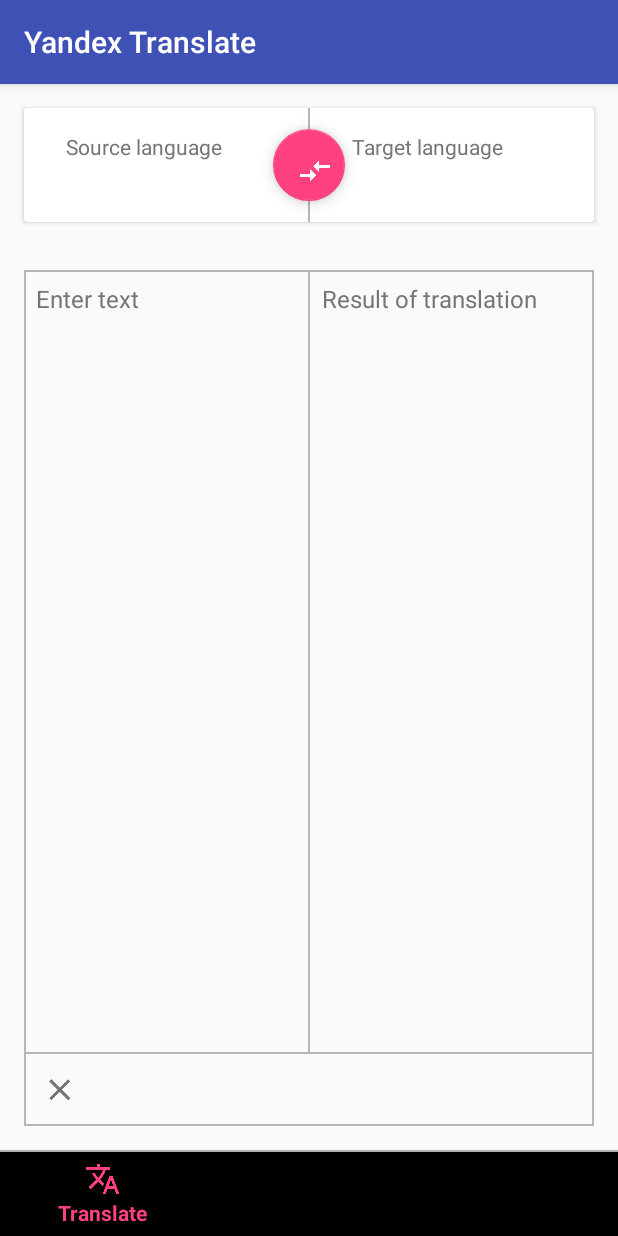
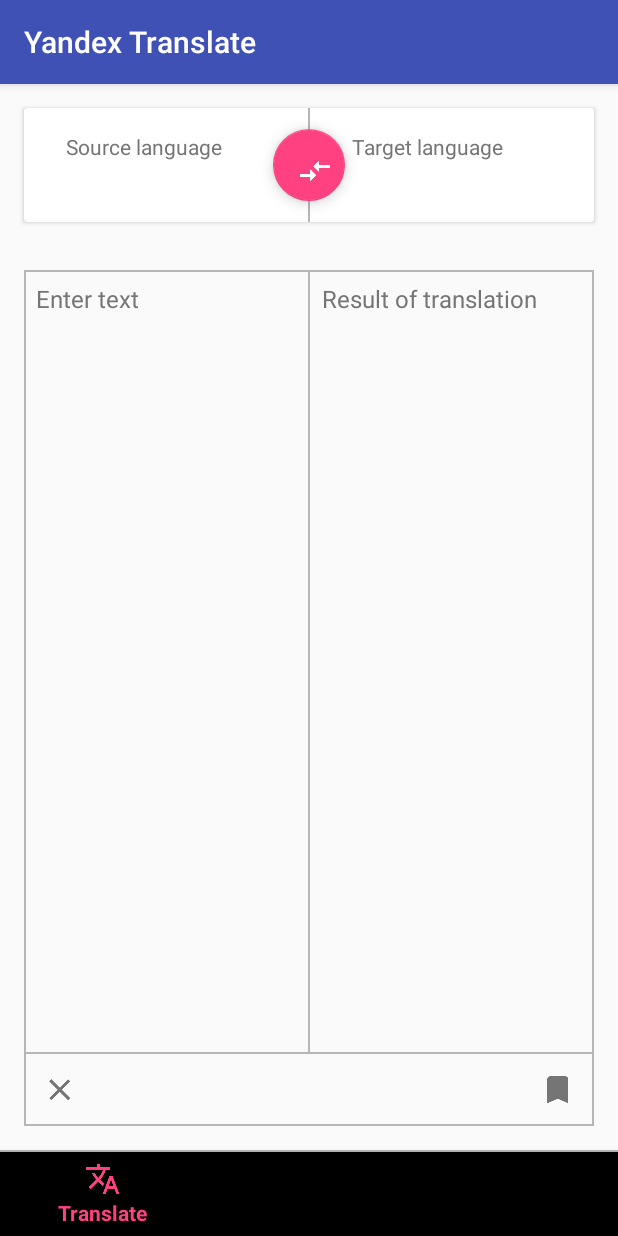
Before and after one commit to SergeiMikevich/yandex_translate, an Android app: the screen it shows after launch (MainActivity), on a phone screen of 412 x 824 dp. Run offline under Robolectric (Android 15) with nearby library versions, the phone set to English and light mode, and no system bars; our stand-ins replace ButterKnife; libraries missing offline, so code that uses them is left out: com.orhanobut.hawk, io.realm, io.realm.rx, retrofit2.adapter.rxjava, rx.android.schedulers and 2 more; 8 statements that could not run were skipped.

```diff
--- a/app/src/main/java/mikes/dept/yandextranslate/repository/DefaultYandexTranslateRepository.java
+++ b/app/src/main/java/mikes/dept/yandextranslate/repository/DefaultYandexTranslateRepository.java
@@ -5,9 +5,12 @@ import android.support.annotation.NonNull;
 import java.util.ArrayList;
 import java.util.List;
 
+import io.realm.Realm;
 import mikes.dept.yandextranslate.api.ApiFactory;
+import mikes.dept.yandextranslate.model.content.History;
 import mikes.dept.yandextranslate.model.content.Language;
 import mikes.dept.yandextranslate.model.response.LanguagesResponseContent;
+import mikes.dept.yandextranslate.model.response.TranslateResponse;
 import rx.Observable;
 
 /**
@@ -33,16 +36,39 @@ public class DefaultYandexTranslateRepository implements YandexTranslateReposito
 
     @Override
     public Observable<String> translate(@NonNull String languageSource, @NonNull String languageTarget, @NonNull String text) {
-        return ApiFactory.getYandexTranslateService()
-                .translate(languageSource + "-" + languageTarget, text)
-                .flatMap(translateResponse -> {
-                    String translateResult = "";
-                    for(String translate : translateResponse.getText()) {
-                        translateResult += translate;
+        String language = languageSource + "-" + languageTarget;
+        return Observable.just(0)
+                .flatMap(integer -> {
+                    History history = Realm.getDefaultInstance().where(History.class)
+                            .equalTo(History.FIELD_SOURCE, text)
+                            .equalTo(History.FIELD_LANGUAGE, language)
+                            .findFirst();
+                    if(history != null) {
+                        return Observable.just(history.getTextTarget());
                     }
-                    return Observable.just(translateResult);
+                    else {
+                        return ApiFactory.getYandexTranslateService()
+                                .translate(language, text)
+                                .flatMap(translateResponse -> {
+                                    String translateResultText = getTranslateResultText(translateResponse);
+                                    saveResult(text, translateResultText, language);
+                                    return Observable.just(translateResultText);
+                                });
+                    }
                 })
                 .onErrorResumeNext(Observable::error);
     }
 
+    private String getTranslateResultText(TranslateResponse translateResponse) {
+        String translateResultText = "";
+        for(String translate : translateResponse.getText()) {
+            translateResultText += translate;
+        }
+        return translateResultText;
+    }
+
+    private void saveResult(String textSource, String textTarget, String language) {
+        Realm.getDefaultInstance().executeTransaction(realm -> realm.insert(new History(textSource, textTarget, language)));
+    }
+
 }
--- a/app/src/main/java/mikes/dept/yandextranslate/screen/translate/TranslateContract.java
+++ b/app/src/main/java/mikes/dept/yandextranslate/screen/translate/TranslateContract.java
@@ -43,6 +43,8 @@ public interface TranslateContract {
 
         void onClickClearForm();
 
+        void onClickFavorite();
+
     }
 
 }
--- a/app/src/main/java/mikes/dept/yandextranslate/screen/translate/TranslateFragment.java
+++ b/app/src/main/java/mikes/dept/yandextranslate/screen/translate/TranslateFragment.java
@@ -132,4 +132,9 @@ public class TranslateFragment
         mPresenter.onClickClearForm();
     }
 
+    @Override
+    public void onClickFavorite() {
+        mPresenter.onClickFavorite();
+    }
+
 }
--- a/app/src/main/java/mikes/dept/yandextranslate/screen/translate/TranslatePresenter.java
+++ b/app/src/main/java/mikes/dept/yandextranslate/screen/translate/TranslatePresenter.java
@@ -92,6 +92,11 @@ public class TranslatePresenter implements TranslateContract.Presenter {
         mView.clearForm();
     }
 
+    @Override
+    public void onClickFavorite() {
+
+    }
+
     private void replaceLanguages() {
         Language languageReplace = mLanguageSource;
         mLanguageSource = mLanguageTarget;
--- a/app/src/main/java/mikes/dept/yandextranslate/widget/translateform/OnTranslateFormChangedListener.java
+++ b/app/src/main/java/mikes/dept/yandextranslate/widget/translateform/OnTranslateFormChangedListener.java
@@ -12,4 +12,6 @@ public interface OnTranslateFormChangedListener {
 
     void onClickClearForm();
 
+    void onClickFavorite();
+
 }
--- a/app/src/main/java/mikes/dept/yandextranslate/widget/translateform/TranslateFormView.java
+++ b/app/src/main/java/mikes/dept/yandextranslate/widget/translateform/TranslateFormView.java
@@ -28,6 +28,9 @@ public class TranslateFormView
     @BindView(R.id.clear_button)
     ButtonRippleCircle mClearButton;
 
+    @BindView(R.id.favorite_button)
+    ButtonRippleCircle mFavoriteButton;
+
     KeyListener mKeyListener;
 
     private OnTranslateFormChangedListener mOnTranslateFormChangedListener;
@@ -55,6 +58,7 @@ public class TranslateFormView
         mKeyListener = mTranslateEditText.getKeyListener();
         setEditableText(false);
         mClearButton.findViewById(R.id.button).setOnClickListener(v -> onClickClear());
+        mFavoriteButton.findViewById(R.id.button).setOnClickListener(v -> onClickFavorite());
     }
 
     public void setEditableText(@NonNull Boolean isEditable) {
@@ -85,6 +89,12 @@ public class TranslateFormView
         }
     }
 
+    private void onClickFavorite() {
+        if(mOnTranslateFormChangedListener != null) {
+            mOnTranslateFormChangedListener.onClickFavorite();
+        }
+    }
+
     @Override
     public void onTextChanged(String text) {
         if(mOnTranslateFormChangedListener != null) {
--- a/app/src/main/res/layout/view_translate_form.xml
+++ b/app/src/main/res/layout/view_translate_form.xml
@@ -53,12 +53,31 @@
         <include
             layout="@layout/view_divider_horizontal"/>
 
-        <mikes.dept.yandextranslate.widget.translateform.ButtonRippleCircle
-            android:id="@+id/clear_button"
-            android:layout_width="wrap_content"
+        <LinearLayout
+            android:layout_width="match_parent"
             android:layout_height="wrap_content"
-            android:layout_margin="4dp"
-            custom:button_ripple_circle_icon="@mipmap/ic_close_black_24dp"/>
+            android:orientation="horizontal">
+
+            <mikes.dept.yandextranslate.widget.translateform.ButtonRippleCircle
+                android:id="@+id/clear_button"
+                android:layout_width="wrap_content"
+                android:layout_height="wrap_content"
+                android:layout_margin="4dp"
+                custom:button_ripple_circle_icon="@mipmap/ic_close_black_24dp"/>
+
+            <Space
+                android:layout_width="0dp"
+                android:layout_height="wrap_content"
+                android:layout_weight="1"/>
+
+            <mikes.dept.yandextranslate.widget.translateform.ButtonRippleCircle
+                android:id="@+id/favorite_button"
+                android:layout_width="wrap_content"
+                android:layout_height="wrap_content"
+                android:layout_margin="4dp"
+                custom:button_ripple_circle_icon="@mipmap/ic_bookmark_black_24dp"/>
+
+        </LinearLayout>
 
     </LinearLayout>
 
```
Also changed, not shown: app/src/main/java/mikes/dept/yandextranslate/model/content/History.java (added, +46 -0 lines).
